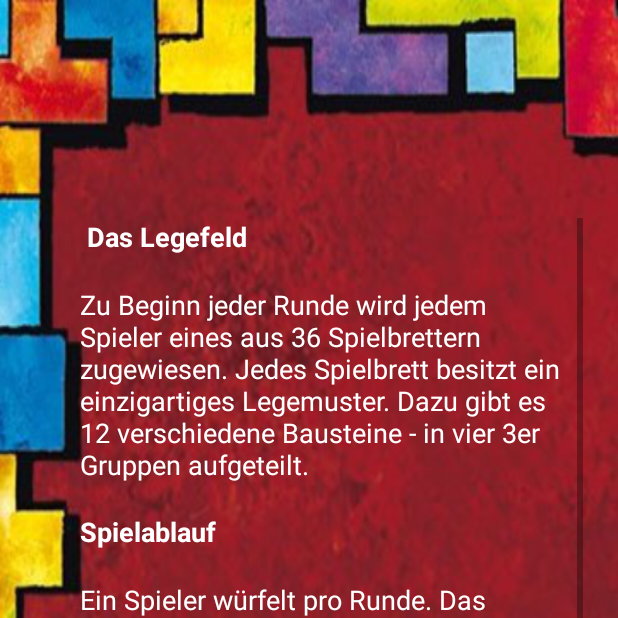
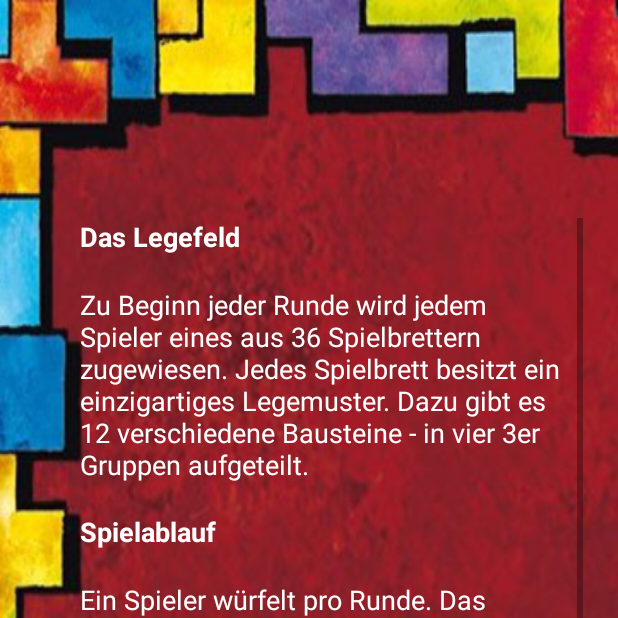
Before and after one commit to tweekzter/SE2_Gruppenphase_SS21_GruppeE, an Android app: the fragment RulesFragment placed in its activity, on a phone screen of 412 x 824 dp, the top half of it. Run offline under Robolectric (Android 15) with nearby library versions, the phone set to English and light mode, and no system bars.

Commit message:
Edit text appearance

```diff
--- a/app/src/main/res/values/strings.xml
+++ b/app/src/main/res/values/strings.xml
@@ -11,11 +11,10 @@
 
     <string name="hello_first_fragment">Hello first fragment</string>
     <string name="hello_second_fragment">Hello second fragment. Arg: %1$s</string>
-    <string name="rules">
-        <b>Das Legefeld</b>\n\nZu Beginn jeder Runde wird jedem Spieler eines aus 36 Spielbrettern zugewiesen. Jedes Spielbrett besitzt ein einzigartiges Legemuster. Dazu gibt es 12 verschiedene Bausteine - in vier 3er Gruppen aufgeteilt.\n\n<b>Spielablauf</b>\n\nEin Spieler würfelt pro Runde. Das Ergebnis bestimmt, welche der 3er Gruppen an Bausteinen dem Spieler zur Verfügung stehen.\n\nSobald der Timer zu laufen beginnt, hat jeder Spieler 60 Sekunden Zeit um seine Bausteine so am Spielbrett zu platzieren, dass diese sich mit dem vorgegebenen Legemuster genau decken.\n\nDer Spieler, der als erstes fertig ist, bekommt einen blauen Saphir und darf einen Edelstein aus einem Beutel ziehen. Der Zweite erhält einen braunen Bernstein und darf ebenfalls einen Edelstein aus dem Beutel ziehen. Der Dritte und Vierte Spieler erhalten keinen gesonderten Edelstein, dürfen aber ebenfalls einmal aus dem Beutel ziehen.\n\n<b>Ergebnis</b>\n\nNach der letzten Runde werden über die Anzahl und Gewichtung (Farbe) der Edelsteine die Punkte jedes Spielers ermittelt und so die Platzierung bestimmt.\n\n
-        <li>Rot: 4 Punkte</li>\n
-        <li>Blau: 3 Punkte</li>\n
-        <li>Grün: 2 Punkte</li>\n
-        <li>Braun: 1 Punkt</li>\n
+    <string name="rules"><b>Das Legefeld</b>\n\nZu Beginn jeder Runde wird jedem Spieler eines aus 36 Spielbrettern zugewiesen. Jedes Spielbrett besitzt ein einzigartiges Legemuster. Dazu gibt es 12 verschiedene Bausteine - in vier 3er Gruppen aufgeteilt.\n\n<b>Spielablauf</b>\n\nEin Spieler würfelt pro Runde. Das Ergebnis bestimmt, welche der 3er Gruppen an Bausteinen dem Spieler zur Verfügung stehen.\n\nSobald der Timer zu laufen beginnt, hat jeder Spieler 60 Sekunden Zeit um seine Bausteine so am Spielbrett zu platzieren, dass diese sich mit dem vorgegebenen Legemuster genau decken.\n\nDer Spieler, der als erstes fertig ist, bekommt einen blauen Saphir und darf einen Edelstein aus einem Beutel ziehen. Der Zweite erhält einen braunen Bernstein und darf ebenfalls einen Edelstein aus dem Beutel ziehen. Der Dritte und Vierte Spieler erhalten keinen gesonderten Edelstein, dürfen aber ebenfalls einmal aus dem Beutel ziehen.\n\n<b>Ergebnis</b>\n\nNach der letzten Runde werden über die Anzahl und Gewichtung (Farbe) der Edelsteine die Punkte jedes Spielers ermittelt und so die Platzierung bestimmt.\n\n
+        <li><b>Rot:</b> 4 Punkte</li>\n
+        <li><b>Blau:</b> 3 Punkte</li>\n
+        <li><b>Grün:</b> 2 Punkte</li>\n
+        <li><b>Braun:</b> 1 Punkt</li>\n
     </string>
     </resources>
```
